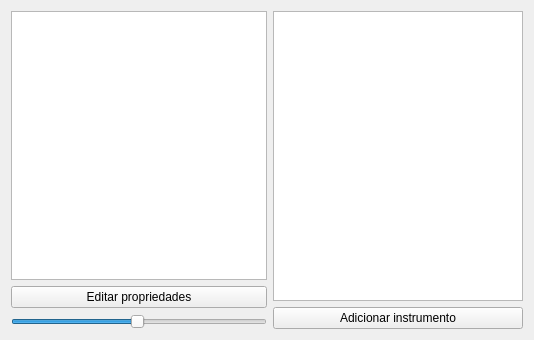
GabrielLasso/MAC0214, file mapawidget.ui: the form before one commit.
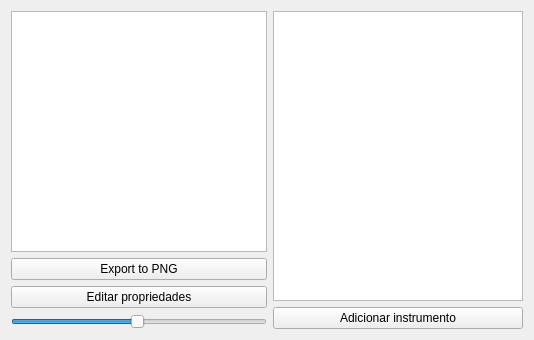
The form after the commit. Custom widgets are drawn as their Qt base class.

Commit message: Add export to image button

```diff
--- a/mapawidget.ui
+++ b/mapawidget.ui
@@ -21,6 +21,13 @@
        <item>
         <widget class="MapaView" name="view"/>
        </item>
+       <item>
+        <widget class="QPushButton" name="pushButton_2">
+         <property name="text">
+          <string>Export to PNG</string>
+         </property>
+        </widget>
+       </item>
        <item>
         <widget class="QPushButton" name="pushButton">
          <property name="text">
```
The commit also changes 3 other files.
